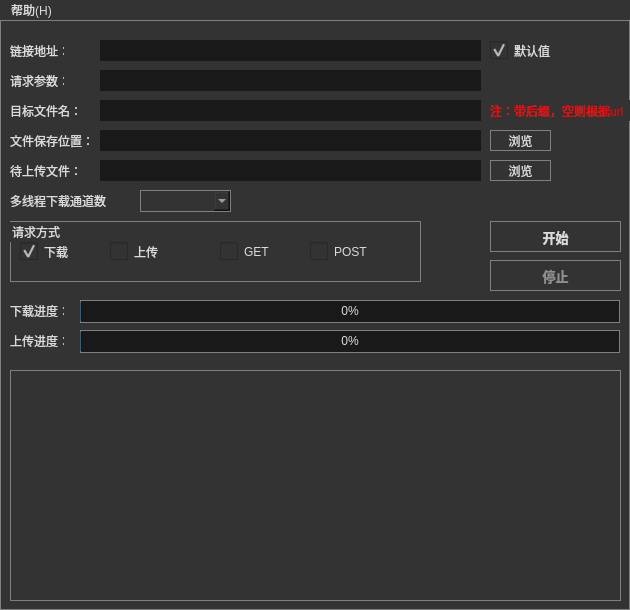
First picture: the form in Sample/CURLTool/curltool.ui, repository VilasWang/HttpRequest-master, before the edit.
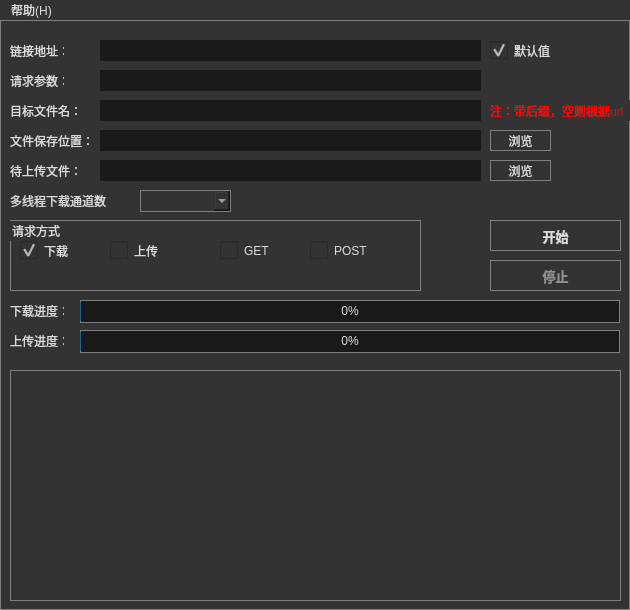
Second picture: the form after the edit. Icons and pictures are not drawn.

What changed in the file:
```diff
--- a/Sample/CURLTool/curltool.ui
+++ b/Sample/CURLTool/curltool.ui
@@ -195,9 +195,9 @@
     <property name="geometry">
      <rect>
       <x>10</x>
-      <y>201</y>
+      <y>200</y>
       <width>411</width>
-      <height>61</height>
+      <height>71</height>
      </rect>
     </property>
     <property name="title">
@@ -287,7 +287,7 @@
     <property name="geometry">
      <rect>
       <x>490</x>
-      <y>201</y>
+      <y>200</y>
       <width>131</width>
       <height>31</height>
      </rect>
```
